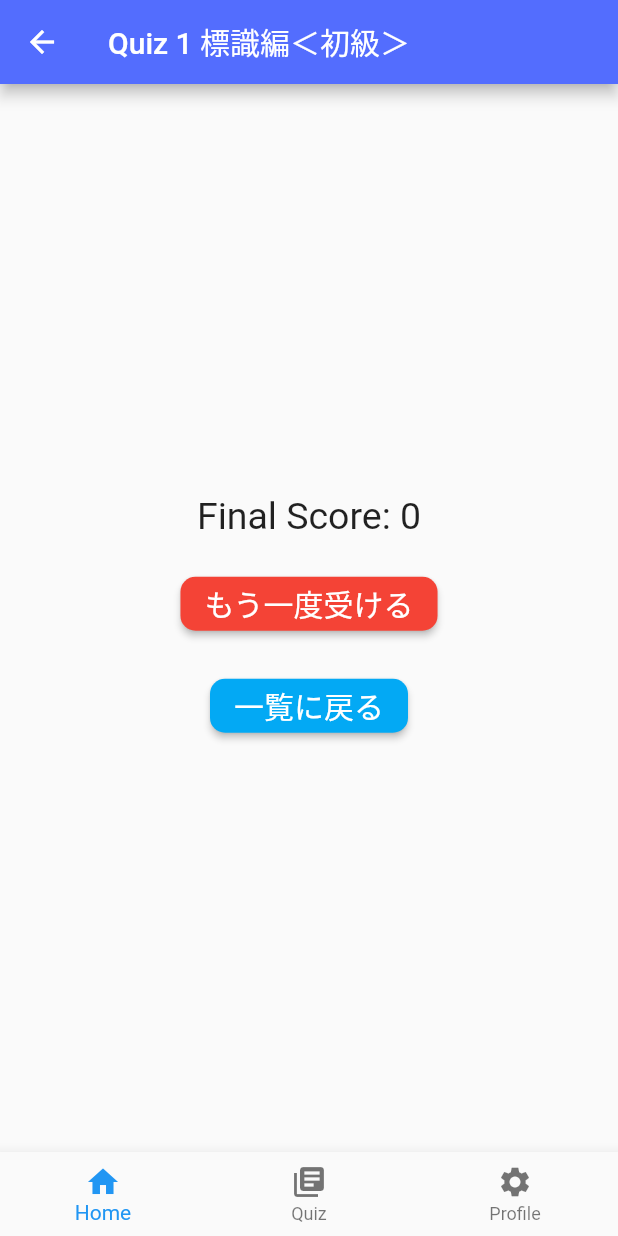
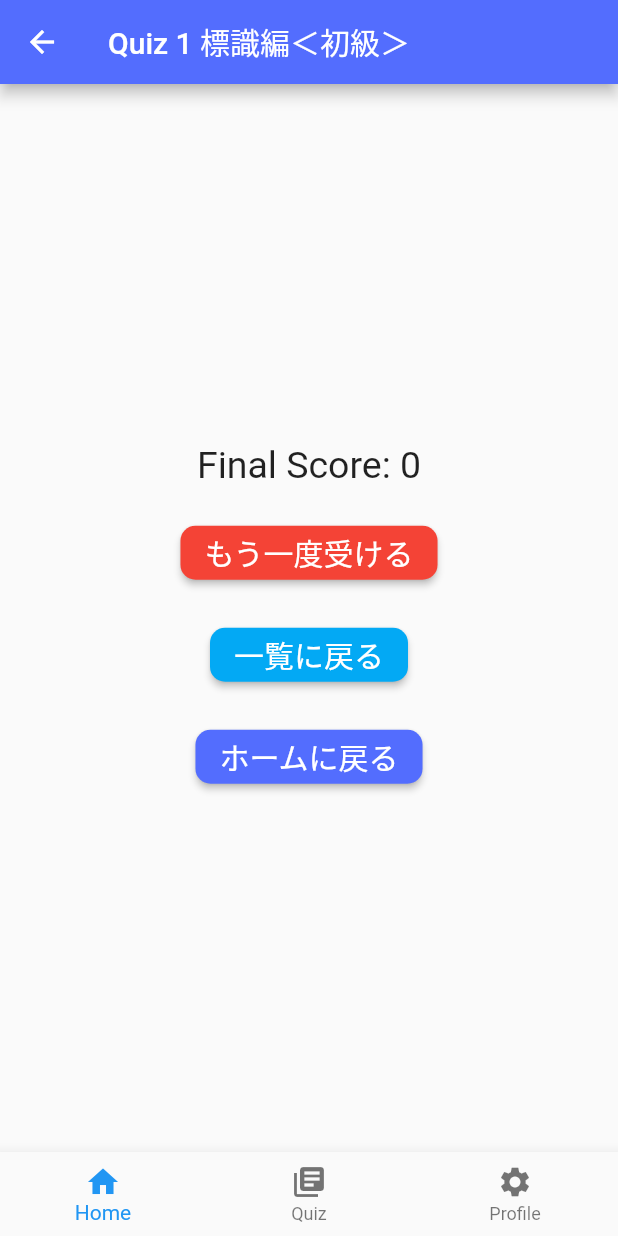
Before and after one commit to yuzusuke/drivebuddy, a Flutter app: the Summary screen opened directly, on a phone screen of 412 x 824 dp. Run offline on Flutter 3.47's test engine with Material 2 defaults, Android fonts, the phone set to English and light mode, and no system bars; our stand-ins replace auto_size_text, firebase_auth; accounts and stored records are empty.

Commit message:
Initial Commit

```diff
--- a/lib/main.dart
+++ b/lib/main.dart
@@ -23,6 +23,8 @@ class MyApp extends StatelessWidget {
           '/signIn': (BuildContext context) => SignUpView(authFormType: AuthFormType.signIn),
           '/home': (BuildContext context) => HomeController(),
           '/quizmenu': (BuildContext context) => DriveQuizMenu(),
+          '/mainmenu': (BuildContext context) => HomeScreen(),
+
         },
       ),
     );
--- a/lib/screens/quiz1_screen.dart
+++ b/lib/screens/quiz1_screen.dart
@@ -311,7 +311,22 @@ class Summary extends StatelessWidget {
                     child: new Text(
                       "一覧に戻る",
                       style: new TextStyle(fontSize: 20.0, color: Colors.white),
-                    ))
+                    )),
+                new Padding(padding: EdgeInsets.all(10.0)),
+                new MaterialButton(
+                    color: Colors.indigoAccent,
+                    shape: RoundedRectangleBorder(
+                      borderRadius: new BorderRadius.circular(10.0),
+                    ),
+                    onPressed: (){
+                      questionNumber = 0;
+                      finalScore = 0;
+                      Navigator.of(context).pushNamed("/mainmenu");
+                    },
+                    child: new Text(
+                      "ホームに戻る",
+                      style: new TextStyle(fontSize: 20.0, color: Colors.white),
+                    )),
               ], // Column
             ),
           )),
```
Also changed, not shown: lib/screens/quiz2_screen.dart (+15 -1 lines), lib/screens/quiz3_screen.dart (+15 -1 lines), lib/screens/quiz4_screen.dart (+15 -1 lines), lib/screens/quiz5_screen.dart (+15 -4 lines).
